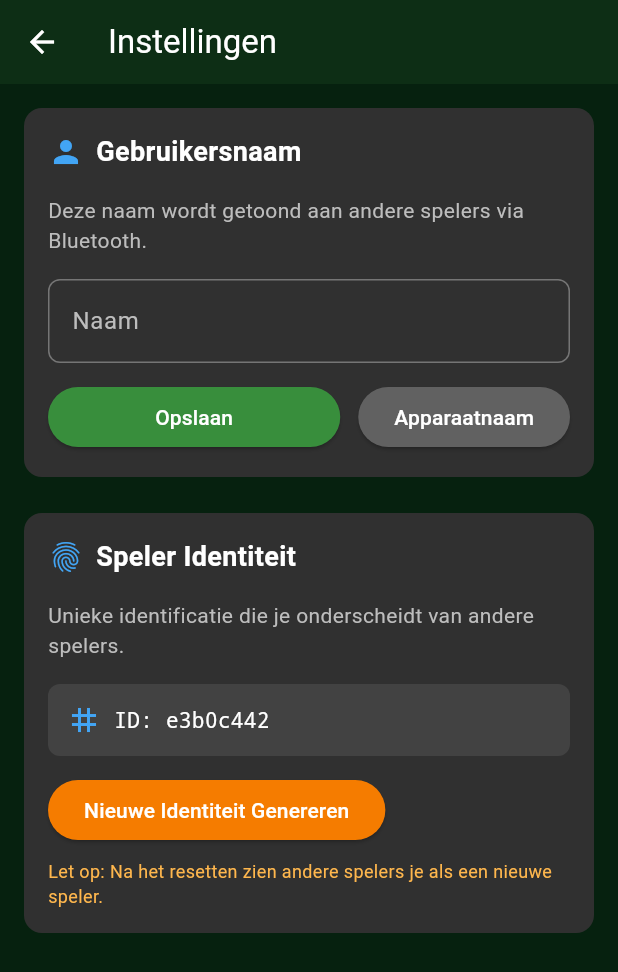
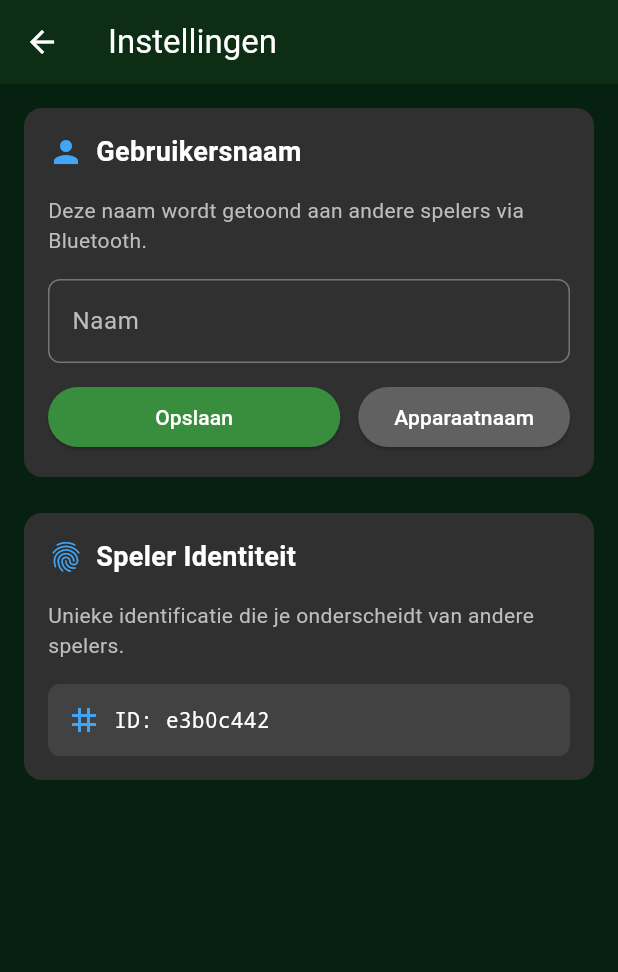
Before and after one commit to idegeus/bluecard, a Flutter app: the SettingsScreen screen opened directly, on a phone screen of 412 x 824 dp. Shown: the top 972 px of the screen. Run offline on Flutter 3.47's test engine with Material 3 defaults, Android fonts, the phone set to English and light mode, and no system bars; our stand-ins replace device_info_plus, flutter_blue_plus, shared_preferences, wakelock_plus; accounts and stored records are empty.

Commit message:
fix: disable generate new player id in settings

```diff
--- a/lib/screens/settings_screen.dart
+++ b/lib/screens/settings_screen.dart
@@ -90,51 +90,6 @@ class _SettingsScreenState extends State<SettingsScreen> {
       );
     } catch (e) {
       _showError('Kon naam niet resetten: $e');
-    }
-  }
-
-  Future<void> _resetPlayerIdentity() async {
-    final confirmed = await showDialog<bool>(
-      context: context,
-      builder: (context) => AlertDialog(
-        title: Text('Speler Identiteit Resetten'),
-        content: Text(
-          'Dit genereert een nieuwe unieke speler-ID. '
-          'Andere spelers zullen je als een nieuwe speler zien. '
-          'Weet je het zeker?',
-        ),
-        actions: [
-          TextButton(
-            onPressed: () => Navigator.pop(context, false),
-            child: Text('Annuleren'),
-          ),
-          TextButton(
-            onPressed: () => Navigator.pop(context, true),
-            style: TextButton.styleFrom(foregroundColor: Colors.red),
-            child: Text('Resetten'),
-          ),
-        ],
-      ),
-    );
-
-    if (confirmed == true) {
-      try {
-        await PlayerIdentityService.resetIdentity();
-        final newDigest = await PlayerIdentityService.getPlayerDigest();
-        setState(() {
-          _playerDigest = newDigest;
-        });
-
-        ScaffoldMessenger.of(context).showSnackBar(
-          SnackBar(
-            content: Text('Nieuwe speler identiteit gegenereerd'),
-            backgroundColor: Colors.orange,
-            duration: Duration(seconds: 3),
-          ),
-        );
-      } catch (e) {
-        _showError('Kon identiteit niet resetten: $e');
-      }
     }
   }
 
@@ -270,23 +225,6 @@ class _SettingsScreenState extends State<SettingsScreen> {
                           ],
                         ),
                       ),
-                      SizedBox(height: 12),
-                      ElevatedButton(
-                        onPressed: _resetPlayerIdentity,
-                        style: ElevatedButton.styleFrom(
-                          backgroundColor: Colors.orange[700],
-                          foregroundColor: Colors.white,
-                        ),
-                        child: Text('Nieuwe Identiteit Genereren'),
-                      ),
-                      SizedBox(height: 8),
-                      Text(
-                        'Let op: Na het resetten zien andere spelers je als een nieuwe speler.',
-                        style: TextStyle(
-                          color: Colors.orange[300],
-                          fontSize: 12,
-                        ),
-                      ),
                     ],
                   ),
                 ],
```
